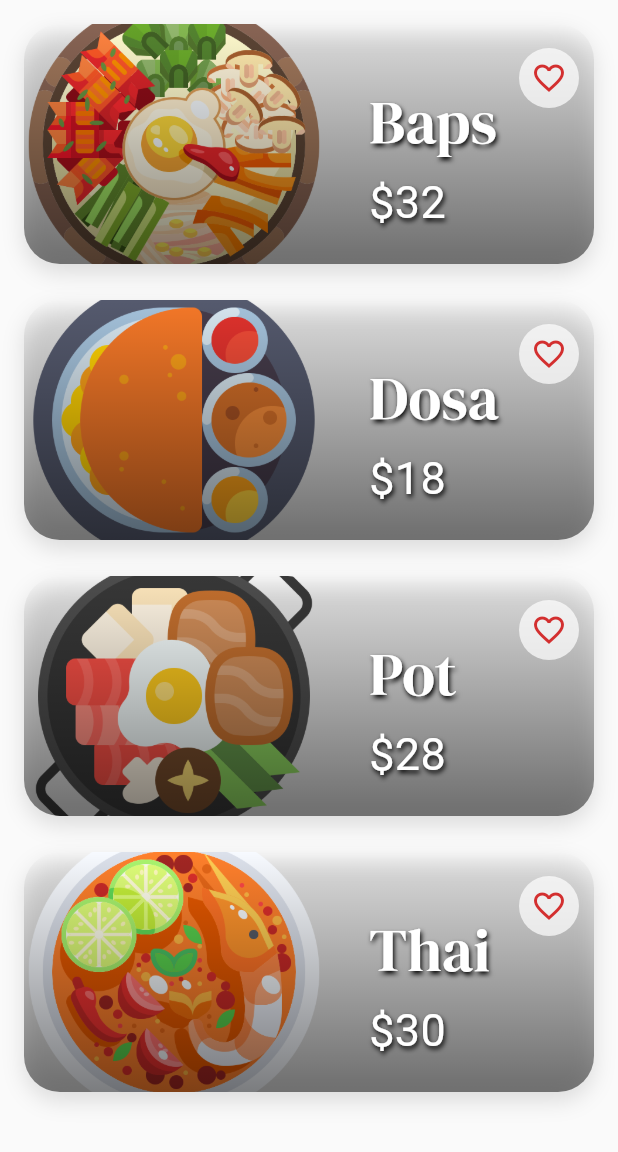
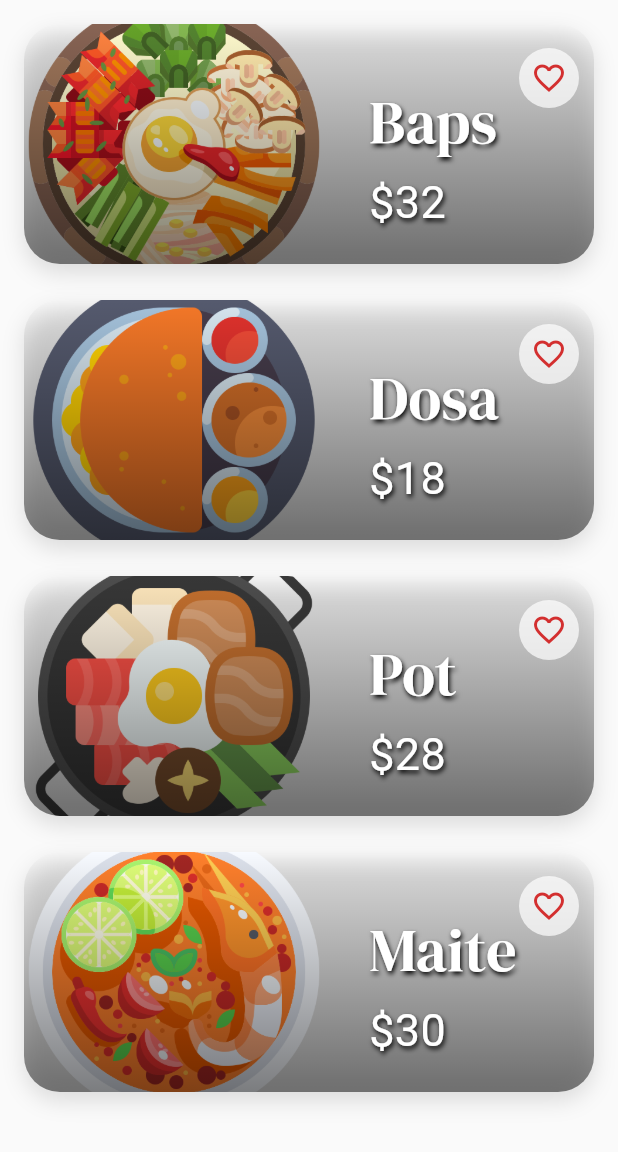
Before and after one commit to arshadjaji98/menu_app, a Flutter app: the HotThisWeek screen opened directly, on a phone screen of 412 x 824 dp, the part 84-1236 px from its top. Run offline on Flutter 3.47's test engine with Material 3 defaults, Android fonts, the light colour scheme and no system bars; our stand-ins replace firebase_core, google_fonts, hive_flutter; missing offline and left inert: pay; accounts and stored records are empty.

Commit message:
minor changes

```diff
--- a/lib/drawer/hot_this_week.dart
+++ b/lib/drawer/hot_this_week.dart
@@ -8,7 +8,12 @@ class HotThisWeek extends StatelessWidget {
     Food(name: "Baps", price: '32', imagePath: "asset/bap.png", rating: '4.5'),
     Food(name: "Dosa", price: '18', imagePath: "asset/dosa.png", rating: '4.0'),
     Food(name: "Pot", price: '28', imagePath: "asset/pot.png", rating: '4.8'),
-    Food(name: "Thai", price: '30', imagePath: "asset/thai.png", rating: '4.7'),
+    Food(
+      name: "Maite",
+      price: '30',
+      imagePath: "asset/thai.png",
+      rating: '4.7',
+    ),
   ];
 
   HotThisWeek({super.key});
```
